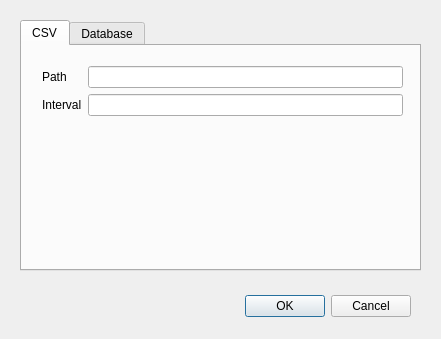
Before: the Qt Designer form preferences.ui in wucan/csv2sql, drawn with Qt 5.
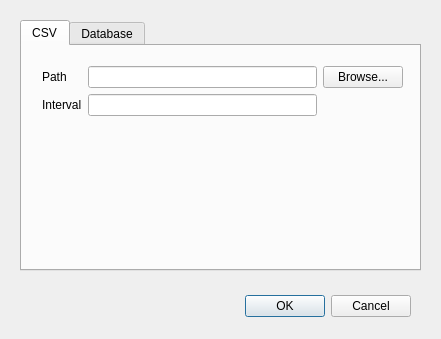
After: the same form once the commit is applied.

Commit message: preferences: add button to select csv path

Patch:
```diff
--- a/preferences.ui
+++ b/preferences.ui
@@ -88,6 +88,13 @@
         </property>
        </spacer>
       </item>
+      <item row="1" column="2">
+       <widget class="QPushButton" name="pushButton_csv_path_browse">
+        <property name="text">
+         <string>Browse...</string>
+        </property>
+       </widget>
+      </item>
      </layout>
     </widget>
    </widget>
```
The commit also changes 2 other files.
